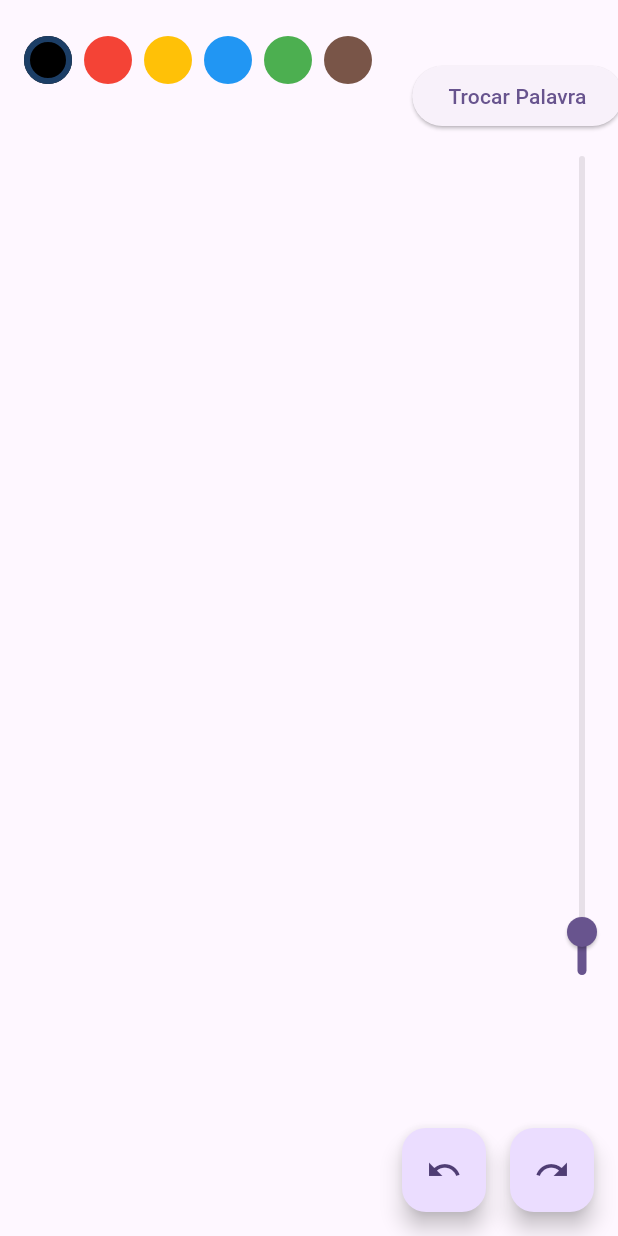
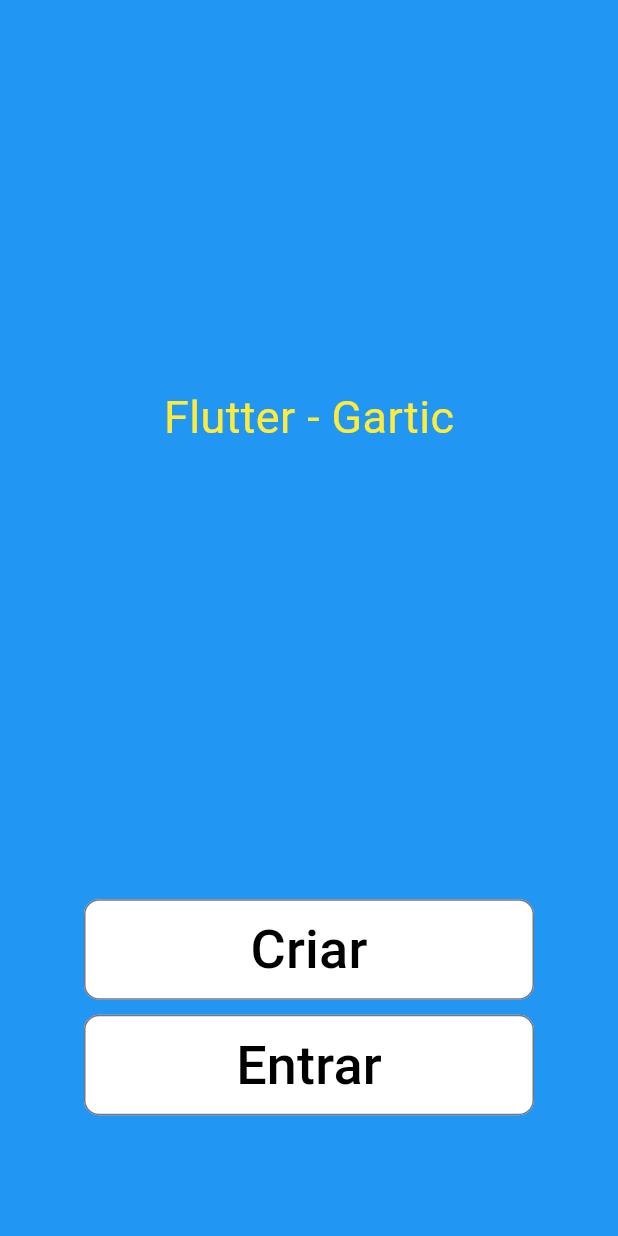
Before and after one commit to johnoliveira97/gartic_with_flutter, a Flutter app: the screen it shows after launch, on a phone screen of 412 x 824 dp. Run offline on Flutter 3.47's test engine with Material 2 defaults, Android fonts, the phone set to English and light mode, and no system bars.

Commit message:
Atualizacao da madrugada
Incluindo tela para Criar jogo.

```diff
--- a/lib/main.dart
+++ b/lib/main.dart
@@ -1,4 +1,5 @@
 import 'package:flutter/material.dart';
+import 'package:gartic_with_flutter/screens/draw.dart';
 import 'package:gartic_with_flutter/screens/game.dart';
 
 void main() {
@@ -11,12 +12,16 @@
   @override
   Widget build(BuildContext context) {
     return MaterialApp(
-      title: 'Gartic - Flutter',
+      title: 'Flutter - Gartic',
       theme: ThemeData(
         colorScheme: ColorScheme.fromSeed(seedColor: Colors.deepPurple),
         useMaterial3: true,
       ),
-      home: const GameWidget(),
+      initialRoute: '/',
+      routes: {
+        '/': (context) => const GameWidget(),
+        '/draw': (context) => const DrawWidget(),
+      },
     );
   }
 }
--- a/lib/screens/game.dart
+++ b/lib/screens/game.dart
@@ -1,7 +1,7 @@
-import 'dart:math';
-
 import 'package:flutter/material.dart';
+import 'package:flutter/services.dart';
 import 'package:gartic_with_flutter/model/drawing_point.dart';
+import 'package:gartic_with_flutter/model/game.dart';
 
 class GameWidget extends StatefulWidget {
   const GameWidget({super.key});
@@ -11,221 +11,150 @@
 }
 
 class _GameWidgetState extends State<GameWidget> {
-  var avaiableColors = [
-    Colors.black,
-    Colors.red,
-    Colors.amber,
-    Colors.blue,
-    Colors.green,
-    Colors.brown
-  ];
-
-  var randomWords = [
-    "banana",
-    "batata",
-    "pato",
-    "vassoura",
-    "lua",
-    "ruiva",
-    "lápis"
-  ];
-
-  var historyDrawingPoints = <DrawingPoint>[];
-  var drawingPoints = <DrawingPoint>[];
-
-  var selectedColor = Colors.black;
-  var selectedWidth = 2.0;
-
-  Random random = Random();
-
-  DrawingPoint? currentDrawingPoint;
-  String? element;
+  static const platform = MethodChannel("game/exchange");
   bool showText = true;
+  Game? game;
+  bool? minhaVez;
 
   @override
   void initState() {
     super.initState();
-    selectRandomWord();
-
-    Future.delayed(Duration(seconds: 3), () {
-      setState(() {
-        showText = false;
-      });
-    });
   }
 
-  void selectRandomWord() {
-    int randomIndex = random.nextInt(randomWords.length);
-    element = randomWords[randomIndex];
+  Widget _buildButton(String label, bool isCreator) => SizedBox(
+        width: 300,
+        child: OutlinedButton(
+            style: ButtonStyle(
+              backgroundColor: MaterialStateProperty.all(Colors.white),
+              shape: MaterialStateProperty.all<RoundedRectangleBorder>(
+                RoundedRectangleBorder(
+                  borderRadius: BorderRadius.circular(10),
+                ),
+              ),
+            ),
+            child: Padding(
+                padding: EdgeInsets.all(8),
+                child: Text(label,
+                    style: TextStyle(fontSize: 36, color: Colors.black))),
+            onPressed: () {
+              _createGame(isCreator);
+            }),
+      );
+
+  Future _createGame(bool isCreator) {
+    final editingController = TextEditingController();
+    return showDialog(
+        context: context,
+        barrierDismissible: false,
+        builder: (context) {
+          return AlertDialog(
+            title: const Text("Qual o nome do jogo?"),
+            content: TextField(
+              controller: editingController,
+            ),
+            actions: [
+              ElevatedButton(
+                  onPressed: () async {
+                    Navigator.pop(context);
+                    final result = await _sendAction(
+                        "subscribe", {"channel": editingController.text});
+                    if (result) {
+                      setState(() {
+                        game = Game(editingController.text, isCreator);
+                        minhaVez = isCreator;
+                      });
+                    }
+                    goToNextRoute(context, '/draw');
+                  },
+                  child: const Text("Jogar")),
+              ElevatedButton(
+                  onPressed: () {
+                    Navigator.pop(context);
+                  },
+                  child: const Text("Cancelar"))
+            ],
+          );
+        });
+  }
+
+  Future<bool> _sendAction(
+      String action, Map<String, dynamic> arguments) async {
+    try {
+      final result = await platform.invokeMethod(action, arguments);
+      if (result) {
+        return true;
+      }
+    } on PlatformException catch (e) {
+      print("Ocorreu erro ao enviar ação para o nativo: $e");
+    }
+
+    return false;
   }
 
   @override
   Widget build(BuildContext context) {
+    var text = "Flutter - Gartic";
     return Scaffold(
-      body: Stack(
+      backgroundColor: Colors.blue,
+      body: SingleChildScrollView(
+          child: Stack(
         children: [
-          GestureDetector(
-            onPanStart: (details) {
-              setState(() {
-                currentDrawingPoint = DrawingPoint(
-                    id: DateTime.now().microsecondsSinceEpoch,
-                    offsets: [
-                      details.localPosition,
-                    ],
-                    color: selectedColor,
-                    width: selectedWidth);
-
-                if (currentDrawingPoint == null) return;
-                drawingPoints.add(currentDrawingPoint!);
-                historyDrawingPoints = List.of(drawingPoints);
-              });
-            },
-            onPanUpdate: (details) {
-              setState(() {
-                if (currentDrawingPoint == null) return;
-
-                currentDrawingPoint = currentDrawingPoint?.copyWith(
-                  offsets: currentDrawingPoint!.offsets
-                    ..add(details.localPosition),
-                );
-                drawingPoints.last = currentDrawingPoint!;
-                historyDrawingPoints = List.of(drawingPoints);
-              });
-            },
-            onPanEnd: (_) {
-              currentDrawingPoint = null;
-            },
-            child: CustomPaint(
-              painter: DrawingPainter(
-                drawingPoints: drawingPoints,
-              ),
-              child: SizedBox(
-                width: MediaQuery.of(context).size.width,
-                height: MediaQuery.of(context).size.height,
-              ),
-            ),
-          ),
-
-          Center(
-              child: AnimatedOpacity(
-                  duration: Duration(seconds: 1),
-                  opacity: showText ? 1.0 : 0.0,
-                  child: Text("Desenhe: $element",
-                      style: TextStyle(fontSize: 20)))),
-
-          /// color pallet
-          Positioned(
-            top: MediaQuery.of(context).padding.top,
-            left: 16,
-            right: 16,
-            child: SizedBox(
-              height: 80,
-              child: ListView.separated(
-                scrollDirection: Axis.horizontal,
-                itemCount: avaiableColors.length,
-                separatorBuilder: (_, __) {
-                  return const SizedBox(width: 8);
-                },
-                itemBuilder: (context, index) {
-                  return GestureDetector(
-                    onTap: () {
-                      setState(() {
-                        selectedColor = avaiableColors[index];
-                      });
-                    },
-                    child: Container(
-                      width: 32,
-                      height: 32,
-                      decoration: BoxDecoration(
-                        color: avaiableColors[index],
-                        shape: BoxShape.circle,
-                      ),
-                      foregroundDecoration: BoxDecoration(
-                        border: selectedColor == avaiableColors[index]
-                            ? Border.all(color: Color(0xFF1C3E66), width: 4)
-                            : null,
-                        shape: BoxShape.circle,
-                      ),
+          SizedBox(
+              height: 1000,
+              width: 700,
+              child: Center(
+                  child: Column(
+                      mainAxisAlignment: MainAxisAlignment.center,
+                      crossAxisAlignment: CrossAxisAlignment.center,
+                      children: [
+                    Center(
+                      child: Column(
+                          mainAxisAlignment: MainAxisAlignment.center,
+                          crossAxisAlignment: CrossAxisAlignment.center,
+                          children: [
+                            Text(
+                              text,
+                              style: const TextStyle(
+                                  fontSize: 30, color: Colors.yellow),
+                            )
+                          ]),
                     ),
-                  );
-                },
-              ),
-            ),
-          ),
-
-          Positioned(
-            top: 40,
-            right: -3,
-            child: ElevatedButton(
-              onPressed: () {
-                setState(() {
-                  showText = true;
-                  selectRandomWord();
-
-                  Future.delayed(Duration(seconds: 3), () {
-                    setState(() {
-                      showText = false;
-                    });
-                  });
-                });
-              },
-              child: Text('Trocar Palavra'),
-            ),
-          ),
-
-          /// pencil size
-          Positioned(
-            top: MediaQuery.of(context).padding.top + 80,
-            right: 0,
-            bottom: 150,
-            child: RotatedBox(
-              quarterTurns: 3, // 270 degree
-              child: Slider(
-                value: selectedWidth,
-                min: 1,
-                max: 20,
-                onChanged: (value) {
-                  setState(() {
-                    selectedWidth = value;
-                  });
-                },
-              ),
-            ),
-          ),
+                    const SizedBox(height: 300),
+                    (game == null
+                        ? Column(
+                            mainAxisAlignment: MainAxisAlignment.center,
+                            children: [
+                                _buildButton("Criar", true),
+                                const SizedBox(height: 10),
+                                _buildButton("Entrar", false),
+                              ])
+                        : InkWell(
+                            child: Text(
+                            minhaVez == true
+                                ? "Sua vez de desenhar!!"
+                                : "Aguarde sua vez de desenhar!!",
+                            style: TextStyle(fontSize: 20, color: Colors.black),
+                          )))
+                  ]))),
         ],
-      ),
-      floatingActionButton: Row(
-        mainAxisAlignment: MainAxisAlignment.end,
-        children: [
-          FloatingActionButton(
-            heroTag: "Undo",
-            onPressed: () {
-              if (drawingPoints.isNotEmpty && historyDrawingPoints.isNotEmpty) {
-                setState(() {
-                  drawingPoints.removeLast();
-                });
-              }
-            },
-            child: const Icon(Icons.undo),
-          ),
-          const SizedBox(width: 16),
-          FloatingActionButton(
-            heroTag: "Redo",
-            onPressed: () {
-              setState(() {
-                if (drawingPoints.length < historyDrawingPoints.length) {
-                  // 6 length 7
-                  final index = drawingPoints.length;
-                  drawingPoints.add(historyDrawingPoints[index]);
-                }
-              });
-            },
-            child: const Icon(Icons.redo),
-          ),
-        ],
-      ),
+      )),
     );
   }
+
+  goToNextRoute(BuildContext context, String route) {
+    return Navigator.pushNamed(context, route);
+  }
+}
+
+Widget _buildGameScaffold() {
+  return Scaffold();
+}
+
+Widget _buildWelcomeScaffold() {
+  return Scaffold(
+    backgroundColor: Colors.blue,
+    body: SingleChildScrollView(),
+  );
 }
 
 class DrawingPainter extends CustomPainter {
```
Also changed, not shown: lib/screens/draw.dart (added, +276 -0 lines), flutter_01.png (added), 3 other files.
